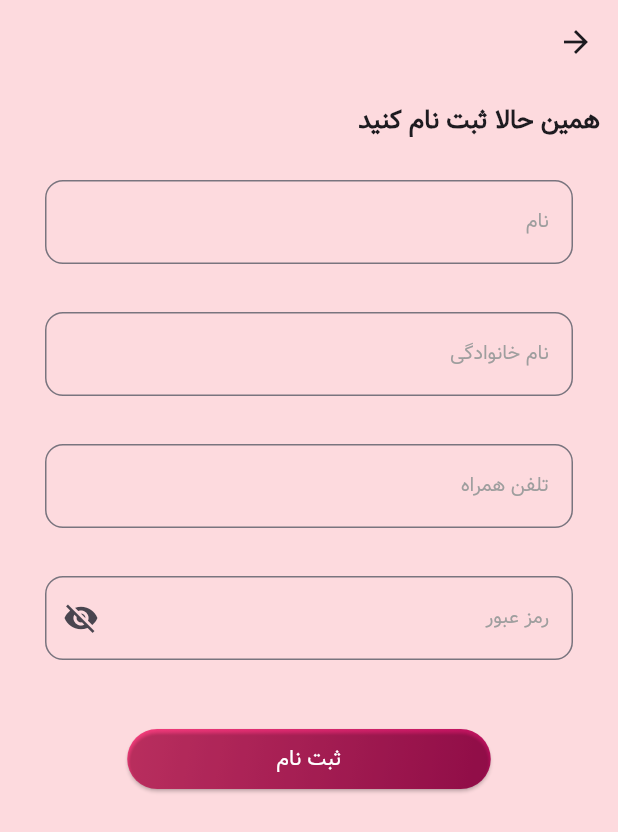
After one commit to MahdiFarahani1/shopfruit, a Flutter app: the SignUp screen opened directly, on a phone screen of 412 x 824 dp. The commit adds this screen. Shown: the top 832 px of the screen. Run offline on Flutter 3.47's test engine with Material 3 defaults, Android fonts, the phone set to English and light mode, and no system bars; our stand-ins replace bloc, cached_network_image, delayed_display, dio, flutter_bloc, get and 7 more; accounts and stored records are empty.

Commit message:
login new

```diff
--- /dev/null
+++ b/lib/features/feature_auth/params/btn_login.dart
@@ -0,0 +1,16 @@
+import 'package:flutter/material.dart';
+
+class BtnModel {
+  final BuildContext context;
+  final Function ontap;
+  final String text;
+  final Color frist;
+  final Color last;
+
+  BtnModel(
+      {required this.context,
+      required this.ontap,
+      required this.text,
+      required this.frist,
+      required this.last});
+}
--- /dev/null
+++ b/lib/features/feature_auth/peresntion/bloc/icon_visibility/cubit/icon_cubit.dart
@@ -0,0 +1,18 @@
+import 'package:bloc/bloc.dart';
+import 'package:flutter/material.dart';
+
+part 'icon_state.dart';
+
+class IconCubit extends Cubit<IconState> {
+  IconCubit()
+      : super(
+            const IconState(visitBool: true, visitIcon: Icons.visibility_off));
+
+  void eventIcon(IconData data) {
+    if (data == Icons.visibility_off) {
+      emit(const IconState(visitBool: false, visitIcon: Icons.visibility));
+    } else {
+      emit(const IconState(visitBool: true, visitIcon: Icons.visibility_off));
+    }
+  }
+}
--- /dev/null
+++ b/lib/features/feature_auth/peresntion/bloc/icon_visibility/cubit/icon_state.dart
@@ -0,0 +1,9 @@
+part of 'icon_cubit.dart';
+
+@immutable
+class IconState {
+  final IconData visitIcon;
+  final bool visitBool;
+
+  const IconState({required this.visitIcon, required this.visitBool});
+}
--- /dev/null
+++ b/lib/features/feature_auth/peresntion/screens/sign_up.dart
@@ -0,0 +1,50 @@
+import 'package:eshakmohsen/config/constants.dart';
+import 'package:eshakmohsen/features/feature_auth/params/btn_login.dart';
+import 'package:eshakmohsen/features/feature_auth/peresntion/bloc/icon_visibility/cubit/icon_cubit.dart';
+import 'package:eshakmohsen/features/feature_auth/widgets/coustom_widgets.dart';
+import 'package:flutter/material.dart';
+import 'package:flutter_bloc/flutter_bloc.dart';
+
+class SignUp extends StatelessWidget {
+  const SignUp({super.key});
+
+  @override
+  Widget build(BuildContext context) {
+    return Scaffold(
+      backgroundColor: Constants.bgPinkColor,
+      resizeToAvoidBottomInset: false,
+      appBar: AppBar(
+        backgroundColor: Constants.bgPinkColor,
+      ),
+      body: BlocProvider(
+        create: (context) => IconCubit(),
+        child: BlocBuilder<IconCubit, IconState>(
+          builder: (context, state) {
+            return Column(
+              children: [
+                CustomWidgets.textAuth("همین حالا ثبت نام کنید"),
+                CustomWidgets.input(
+                    context, "نام", TextInputType.text, false, null, false),
+                CustomWidgets.input(context, "نام خانوادگی", TextInputType.text,
+                    false, null, false),
+                CustomWidgets.input(context, "تلفن همراه", TextInputType.number,
+                    false, null, false),
+                CustomWidgets.input(context, "رمز عبور", TextInputType.text,
+                    true, state.visitIcon, state.visitBool),
+                Padding(
+                  padding: const EdgeInsets.only(top: 30),
+                  child: CustomWidgets.btnAuth(BtnModel(
+                      context: context,
+                      ontap: () {},
+                      text: "ثبت نام",
+                      frist: Colors.pinkAccent,
+                      last: Colors.pinkAccent.shade700)),
+                ),
+              ],
+            );
+          },
+        ),
+      ),
+    );
+  }
+}
--- a/lib/features/feature_auth/widgets/coustom_widgets.dart
+++ b/lib/features/feature_auth/widgets/coustom_widgets.dart
@@ -1,15 +1,17 @@
+import 'package:eshakmohsen/features/feature_auth/params/btn_login.dart';
+import 'package:eshakmohsen/features/feature_auth/peresntion/bloc/icon_visibility/cubit/icon_cubit.dart';
 import 'package:flutter/material.dart';
+import 'package:flutter_bloc/flutter_bloc.dart';
 
 class CustomWidgets {
-  static Widget btnAuth(BuildContext context, Function ontap, String text,
-      Color frist, Color last) {
+  static Widget btnAuth(BtnModel btnModel) {
     return Container(
-      width: MediaQuery.sizeOf(context).width / 1.7,
+      width: MediaQuery.sizeOf(btnModel.context).width / 1.7,
       height: 40,
       decoration: BoxDecoration(
         borderRadius: const BorderRadius.all(Radius.circular(20)),
         gradient: LinearGradient(
-          colors: [frist, last],
+          colors: [btnModel.frist, btnModel.last],
           begin: Alignment.topLeft,
           end: Alignment.bottomRight,
         ),
@@ -17,20 +19,65 @@ class CustomWidgets {
       child: ElevatedButton(
         style: ElevatedButton.styleFrom(
             backgroundColor: Colors.transparent,
-            fixedSize: Size(MediaQuery.sizeOf(context).width / 1.7, 40)),
+            fixedSize:
+                Size(MediaQuery.sizeOf(btnModel.context).width / 1.7, 40)),
         onPressed: () {
-          ontap();
+          btnModel.ontap();
         },
         child: Text(
-          text,
+          btnModel.text,
           style: const TextStyle(
             fontSize: 14,
-
             fontFamily: "Vazir",
-            color: Colors.white, // رنگ متن دکمه
+            color: Colors.white,
           ),
         ),
       ),
     );
   }
+
+  static Widget input(BuildContext context, String text, TextInputType type,
+      bool pass, IconData? iconData, bool obs) {
+    return Padding(
+      padding: const EdgeInsets.symmetric(horizontal: 30, vertical: 16),
+      child: TextFormField(
+        keyboardType: type,
+        maxLength: 20,
+        obscureText: obs,
+        decoration: InputDecoration(
+            suffixIcon: pass
+                ? IconButton(
+                    onPressed: () {
+                      BlocProvider.of<IconCubit>(context).eventIcon(iconData!);
+                    },
+                    icon: Icon(iconData))
+                : null,
+            border: const OutlineInputBorder(
+                borderSide: BorderSide(
+                    color: Colors.black,
+                    width: 10,
+                    strokeAlign: 10,
+                    style: BorderStyle.solid),
+                borderRadius: BorderRadius.all(Radius.circular(12))),
+            labelText: text,
+            labelStyle: const TextStyle(
+              fontSize: 13,
+              color: Colors.grey,
+              fontFamily: "Vazir",
+            ),
+            counterText: ""),
+      ),
+    );
+  }
+
+  static Widget textAuth(String text) {
+    return Container(
+        margin: const EdgeInsets.all(12),
+        alignment: Alignment.bottomRight,
+        child: Text(
+          text,
+          style: const TextStyle(
+              fontSize: 17, fontWeight: FontWeight.bold, fontFamily: "Vazir"),
+        ));
+  }
 }
--- a/lib/main.dart
+++ b/lib/main.dart
@@ -1,5 +1,6 @@
 import 'package:eshakmohsen/common/widgets/main_wrapper.dart';
 import 'package:eshakmohsen/config/my_theme.dart';
+import 'package:eshakmohsen/features/feature_auth/peresntion/bloc/icon_visibility/cubit/icon_cubit.dart';
 import 'package:eshakmohsen/features/feature_home/presentation/blocs/cubit/api_home/home_cubit.dart';
 import 'package:eshakmohsen/features/feature_intro/presentation/bloc/intro_cubit/intro_cubit.dart';
 import 'package:eshakmohsen/features/feature_intro/presentation/bloc/splash_cubit/splash_cubit.dart';
@@ -27,6 +28,9 @@ void main() async {
     BlocProvider(
       create: (context) => HomeCubit(locator()),
     ),
+    BlocProvider(
+      create: (context) => IconCubit(),
+    )
   ], child: const MyApp()));
 }
 
--- a/pubspec.yaml
+++ b/pubspec.yaml
@@ -52,6 +52,7 @@ dependencies:
   location: ^5.0.3
   flutter_typeahead: ^5.0.1
   cached_network_image: ^3.3.1
+  get: ^4.6.6
 
 dev_dependencies:
   flutter_test:
```
Also changed, not shown: lib/features/feature_auth/peresntion/screens/initialLogin.dart (+24 -5 lines), lib/features/feature_auth/peresntion/screens/login.dart (added, +47 -0 lines), pubspec.lock.
